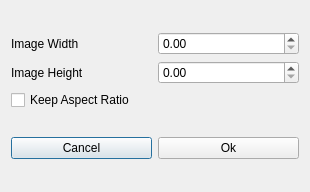
This is FrameWorkCode/resizeimageview.ui in UDAAN-LEAP/leap-pe-tool as Qt 5 draws it before an edit. The edited form follows.
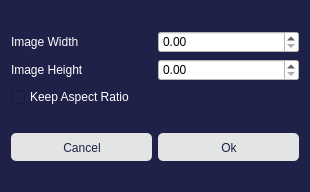
This is the edited form.

Commit message: Applied UI design and style to all sub windows

```diff
--- a/FrameWorkCode/resizeimageview.ui
+++ b/FrameWorkCode/resizeimageview.ui
@@ -14,7 +14,8 @@
    <string>Dialog</string>
   </property>
   <property name="styleSheet">
-   <string notr="true">font: 11pt &quot;Work Sans&quot;;</string>
+   <string notr="true">font: 11pt &quot;Work Sans&quot;; 
+background-color: rgb(32, 33, 72);</string>
   </property>
   <layout class="QVBoxLayout" name="verticalLayout_3">
    <item>
@@ -25,13 +26,21 @@
         <layout class="QHBoxLayout" name="horizontalLayout_2">
          <item>
           <widget class="QLabel" name="label">
+           <property name="styleSheet">
+            <string notr="true">color:white;</string>
+           </property>
            <property name="text">
             <string>Image Width</string>
            </property>
           </widget>
          </item>
          <item>
-          <widget class="QDoubleSpinBox" name="widthSpinBox"/>
+          <widget class="QDoubleSpinBox" name="widthSpinBox">
+           <property name="styleSheet">
+            <string notr="true">color:black; 
+background-color: rgb(255, 255, 255);</string>
+           </property>
+          </widget>
          </item>
         </layout>
        </item>
@@ -39,13 +48,21 @@
         <layout class="QHBoxLayout" name="horizontalLayout">
          <item>
           <widget class="QLabel" name="label_2">
+           <property name="styleSheet">
+            <string notr="true">color:white;</string>
+           </property>
            <property name="text">
             <string>Image Height</string>
            </property>
           </widget>
          </item>
          <item>
-          <widget class="QDoubleSpinBox" name="hightSpinBox"/>
+          <widget class="QDoubleSpinBox" name="hightSpinBox">
+           <property name="styleSheet">
+            <string notr="true">color:black; 
+background-color: rgb(255, 255, 255);</string>
+           </property>
+          </widget>
          </item>
         </layout>
        </item>
@@ -53,6 +70,9 @@
      </item>
      <item>
       <widget class="QCheckBox" name="checkBox">
+       <property name="styleSheet">
+        <string notr="true">color:white;</string>
+       </property>
        <property name="text">
         <string>Keep Aspect Ratio</string>
        </property>
@@ -64,6 +84,10 @@
     <layout class="QHBoxLayout" name="horizontalLayout_3">
      <item>
       <widget class="QPushButton" name="Cancel">
+       <property name="styleSheet">
+        <string notr="true">QPushButton{background-color:rgb(227, 228, 228);border:0px; color: rgb(32, 33, 72); height:26.96px; width: 113.5px; padding-top:1px; border-radius:4.8px; padding-left:1.3px; selection-color: rgb(32, 33, 72); selection-background-color: rgb(136, 138, 133);
+} QPushButton:checked{background-color: rgb(136, 138, 133);} QPushButton:pressed {background-color: rgb(136, 138, 133);}</string>
+       </property>
        <property name="text">
         <string>Cancel</string>
        </property>
@@ -71,6 +95,10 @@
      </item>
      <item>
       <widget class="QPushButton" name="Ok">
+       <property name="styleSheet">
+        <string notr="true">QPushButton{background-color:rgb(227, 228, 228);border:0px; color: rgb(32, 33, 72); height:26.96px; width: 113.5px; padding-top:1px; border-radius:4.8px; padding-left:1.3px; selection-color: rgb(32, 33, 72); selection-background-color: rgb(136, 138, 133);
+} QPushButton:checked{background-color: rgb(136, 138, 133);} QPushButton:pressed {background-color: rgb(136, 138, 133);}</string>
+       </property>
        <property name="text">
         <string>Ok</string>
        </property>
```
The commit also changes 61 other files.
